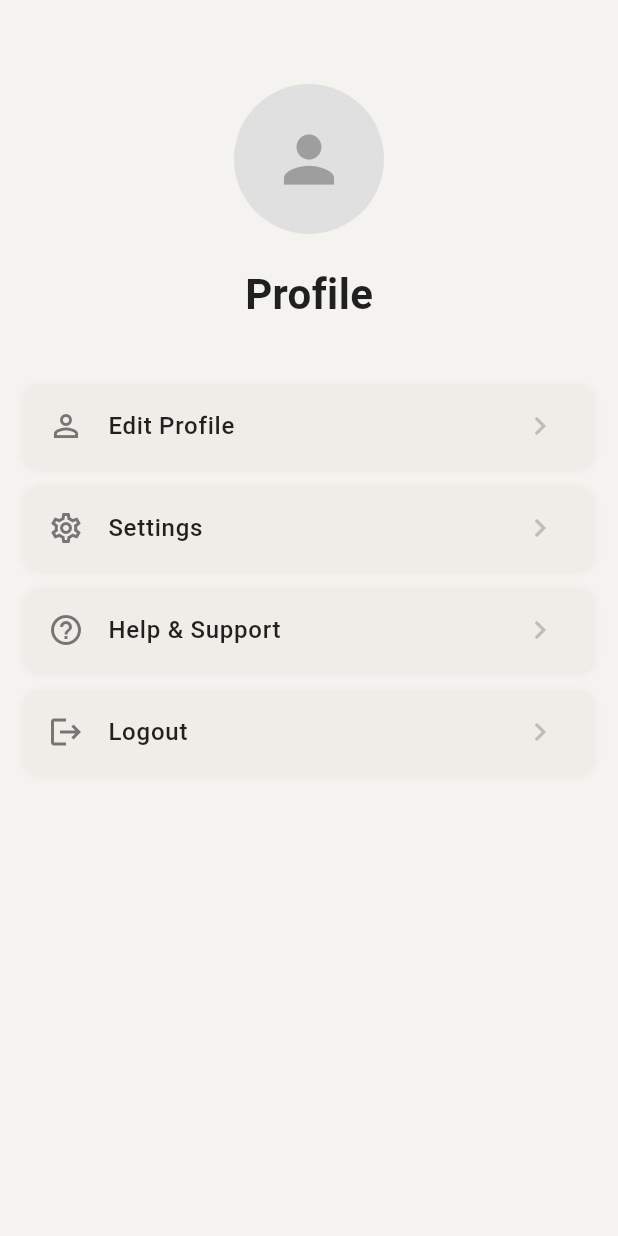
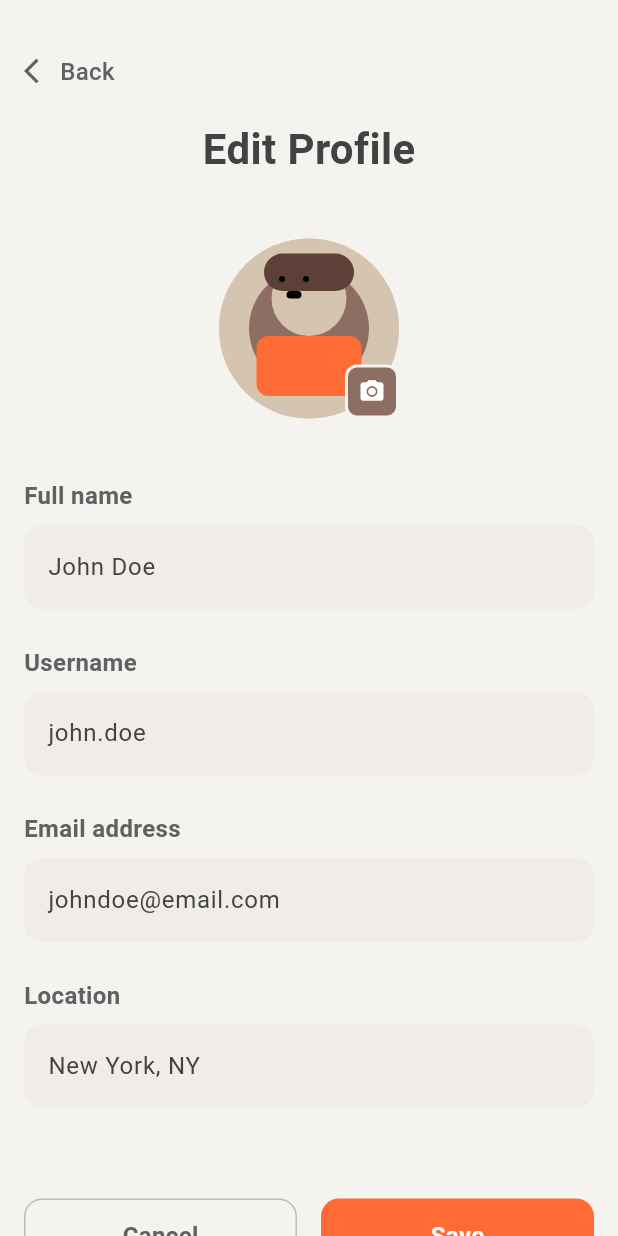
Before and after one commit to kazoohaa/sg_happenings_mobile, a Flutter app: the ProfilePage screen opened directly, after a tap on "Edit Profile", on a phone screen of 412 x 824 dp. Run offline on Flutter 3.47's test engine with Material 3 defaults, Android fonts, the phone set to English and light mode, and no system bars.

Commit message:
edit profile page
- added edit profile page
- navigate profile page to edit profile page

```diff
--- /dev/null
+++ b/sg_happenings_mobile/lib/pages/edit_profile/edit_profile_page.dart
@@ -0,0 +1,483 @@
+import 'package:flutter/material.dart';
+
+class EditProfilePage extends StatefulWidget {
+  const EditProfilePage({super.key});
+
+  @override
+  State<EditProfilePage> createState() => _EditProfilePageState();
+}
+
+class _EditProfilePageState extends State<EditProfilePage> {
+  final _formKey = GlobalKey<FormState>();
+  final _fullNameController = TextEditingController(text: 'John Doe');
+  final _usernameController = TextEditingController(text: 'john.doe');
+  final _emailController = TextEditingController(text: 'johndoe@email.com');
+  final _locationController = TextEditingController(text: 'New York, NY');
+
+  @override
+  void dispose() {
+    _fullNameController.dispose();
+    _usernameController.dispose();
+    _emailController.dispose();
+    _locationController.dispose();
+    super.dispose();
+  }
+
+  @override
+  Widget build(BuildContext context) {
+    return Scaffold(
+      backgroundColor: const Color(0xFFF5F3F0), // Light beige background
+      body: SafeArea(
+        child: SingleChildScrollView(
+          padding: const EdgeInsets.all(16.0),
+          child: Form(
+            key: _formKey,
+            child: Column(
+              crossAxisAlignment: CrossAxisAlignment.start,
+              children: [
+                const SizedBox(height: 20),
+
+                // Back button
+                GestureDetector(
+                  onTap: () => Navigator.pop(context),
+                  child: Row(
+                    children: [
+                      Icon(
+                        Icons.arrow_back_ios,
+                        color: Colors.grey[700],
+                        size: 20,
+                      ),
+                      const SizedBox(width: 4),
+                      Text(
+                        'Back',
+                        style: TextStyle(
+                          color: Colors.grey[700],
+                          fontSize: 16,
+                          fontWeight: FontWeight.w500,
+                        ),
+                      ),
+                    ],
+                  ),
+                ),
+
+                const SizedBox(height: 20),
+
+                // Title
+                Center(
+                  child: Text(
+                    'Edit Profile',
+                    style: TextStyle(
+                      fontSize: 28,
+                      fontWeight: FontWeight.bold,
+                      color: Colors.grey[800],
+                    ),
+                  ),
+                ),
+
+                const SizedBox(height: 40),
+
+                // Profile picture section
+                Center(
+                  child: Stack(
+                    children: [
+                      Container(
+                        width: 120,
+                        height: 120,
+                        decoration: BoxDecoration(
+                          color: const Color(0xFFD4C4B0),
+                          borderRadius: BorderRadius.circular(60),
+                        ),
+                        child: _buildProfilePicture(),
+                      ),
+                      Positioned(
+                        bottom: 0,
+                        right: 0,
+                        child: GestureDetector(
+                          onTap: () {
+                            // Handle profile picture change
+                            _showImagePicker();
+                          },
+                          child: Container(
+                            width: 36,
+                            height: 36,
+                            decoration: BoxDecoration(
+                              color: const Color(0xFF8D6E63),
+                              borderRadius: BorderRadius.circular(8),
+                              border: Border.all(
+                                color: const Color(0xFFF5F3F0),
+                                width: 2,
+                              ),
+                            ),
+                            child: const Icon(
+                              Icons.camera_alt,
+                              color: Colors.white,
+                              size: 18,
+                            ),
+                          ),
+                        ),
+                      ),
+                    ],
+                  ),
+                ),
+
+                const SizedBox(height: 40),
+
+                // Form fields
+                _buildFormField(
+                  label: 'Full name',
+                  controller: _fullNameController,
+                  validator: (value) {
+                    if (value == null || value.isEmpty) {
+                      return 'Please enter your full name';
+                    }
+                    return null;
+                  },
+                ),
+
+                const SizedBox(height: 24),
+
+                _buildFormField(
+                  label: 'Username',
+                  controller: _usernameController,
+                  validator: (value) {
+                    if (value == null || value.isEmpty) {
+                      return 'Please enter your username';
+                    }
+                    return null;
+                  },
+                ),
+
+                const SizedBox(height: 24),
+
+                _buildFormField(
+                  label: 'Email address',
+                  controller: _emailController,
+                  keyboardType: TextInputType.emailAddress,
+                  validator: (value) {
+                    if (value == null || value.isEmpty) {
+                      return 'Please enter your email';
+                    }
+                    if (!RegExp(r'^[\w-\.]+@([\w-]+\.)+[\w-]{2,4}$').hasMatch(value)) {
+                      return 'Please enter a valid email';
+                    }
+                    return null;
+                  },
+                ),
+
+                const SizedBox(height: 24),
+
+                _buildFormField(
+                  label: 'Location',
+                  controller: _locationController,
+                  validator: (value) {
+                    if (value == null || value.isEmpty) {
+                      return 'Please enter your location';
+                    }
+                    return null;
+                  },
+                ),
+
+                const SizedBox(height: 60),
+
+                // Action buttons
+                Row(
+                  children: [
+                    Expanded(
+                      child: GestureDetector(
+                        onTap: () => Navigator.pop(context),
+                        child: Container(
+                          height: 50,
+                          decoration: BoxDecoration(
+                            border: Border.all(
+                              color: Colors.grey[400]!,
+                              width: 1,
+                            ),
+                            borderRadius: BorderRadius.circular(12),
+                          ),
+                          child: Center(
+                            child: Text(
+                              'Cancel',
+                              style: TextStyle(
+                                fontSize: 16,
+                                fontWeight: FontWeight.w600,
+                                color: Colors.grey[700],
+                              ),
+                            ),
+                          ),
+                        ),
+                      ),
+                    ),
+                    const SizedBox(width: 16),
+                    Expanded(
+                      child: GestureDetector(
+                        onTap: _saveProfile,
+                        child: Container(
+                          height: 50,
+                          decoration: BoxDecoration(
+                            color: const Color(0xFFFF6B35),
+                            borderRadius: BorderRadius.circular(12),
+                          ),
+                          child: const Center(
+                            child: Text(
+                              'Save',
+                              style: TextStyle(
+                                fontSize: 16,
+                                fontWeight: FontWeight.w600,
+                                color: Colors.white,
+                              ),
+                            ),
+                          ),
+                        ),
+                      ),
+                    ),
+                  ],
+                ),
+
+                const SizedBox(height: 32),
+              ],
+            ),
+          ),
+        ),
+      ),
+    );
+  }
+
+  Widget _buildProfilePicture() {
+    return Container(
+      decoration: BoxDecoration(
+        borderRadius: BorderRadius.circular(60),
+        color: const Color(0xFFD4C4B0),
+      ),
+      child: Stack(
+        children: [
+          // Person silhouette representation
+          Positioned(
+            bottom: 20,
+            left: 20,
+            child: Container(
+              width: 80,
+              height: 80,
+              decoration: BoxDecoration(
+                color: const Color(0xFF8D6E63),
+                borderRadius: BorderRadius.circular(40),
+              ),
+            ),
+          ),
+          // Head
+          Positioned(
+            top: 15,
+            left: 35,
+            child: Container(
+              width: 50,
+              height: 50,
+              decoration: BoxDecoration(
+                color: const Color(0xFFD4C4B0),
+                borderRadius: BorderRadius.circular(25),
+              ),
+            ),
+          ),
+          // Hair
+          Positioned(
+            top: 10,
+            left: 30,
+            child: Container(
+              width: 60,
+              height: 25,
+              decoration: BoxDecoration(
+                color: const Color(0xFF5D4037),
+                borderRadius: BorderRadius.circular(30),
+              ),
+            ),
+          ),
+          // Eyes
+          Positioned(
+            top: 25,
+            left: 40,
+            child: Container(
+              width: 4,
+              height: 4,
+              decoration: BoxDecoration(
+                color: Colors.black,
+                borderRadius: BorderRadius.circular(2),
+              ),
+            ),
+          ),
+          Positioned(
+            top: 25,
+            left: 56,
+            child: Container(
+              width: 4,
+              height: 4,
+              decoration: BoxDecoration(
+                color: Colors.black,
+                borderRadius: BorderRadius.circular(2),
+              ),
+            ),
+          ),
+          // Smile
+          Positioned(
+            top: 35,
+            left: 45,
+            child: Container(
+              width: 10,
+              height: 5,
+              decoration: BoxDecoration(
+                color: Colors.black,
+                borderRadius: BorderRadius.circular(5),
+              ),
+            ),
+          ),
+          // Orange shirt
+          Positioned(
+            bottom: 15,
+            left: 25,
+            child: Container(
+              width: 70,
+              height: 40,
+              decoration: BoxDecoration(
+                color: const Color(0xFFFF6B35),
+                borderRadius: BorderRadius.circular(8),
+              ),
+            ),
+          ),
+        ],
+      ),
+    );
+  }
+
+  Widget _buildFormField({
+    required String label,
+    required TextEditingController controller,
+    TextInputType? keyboardType,
+    String? Function(String?)? validator,
+  }) {
+    return Column(
+      crossAxisAlignment: CrossAxisAlignment.start,
+      children: [
+        Text(
+          label,
+          style: TextStyle(
+            fontSize: 16,
+            fontWeight: FontWeight.w600,
+            color: Colors.grey[700],
+          ),
+        ),
+        const SizedBox(height: 8),
+        Container(
+          decoration: BoxDecoration(
+            color: const Color(0xFFF0EDE8), // Slightly darker beige for input
+            borderRadius: BorderRadius.circular(12),
+          ),
+          child: TextFormField(
+            controller: controller,
+            keyboardType: keyboardType,
+            validator: validator,
+            style: TextStyle(
+              fontSize: 16,
+              color: Colors.grey[800],
+            ),
+            decoration: InputDecoration(
+              border: InputBorder.none,
+              contentPadding: const EdgeInsets.symmetric(
+                horizontal: 16,
+                vertical: 16,
+              ),
+              hintStyle: TextStyle(
+                color: Colors.grey[500],
+                fontSize: 16,
+              ),
+            ),
+          ),
+        ),
+      ],
+    );
+  }
+
+  void _showImagePicker() {
+    showModalBottomSheet(
+      context: context,
+      backgroundColor: const Color(0xFFF5F3F0),
+      shape: const RoundedRectangleBorder(
+        borderRadius: BorderRadius.vertical(top: Radius.circular(20)),
+      ),
+      builder: (context) => Container(
+        padding: const EdgeInsets.all(20),
+        child: Column(
+          mainAxisSize: MainAxisSize.min,
+          children: [
+            Text(
+              'Change Profile Picture',
+              style: TextStyle(
+                fontSize: 18,
+                fontWeight: FontWeight.bold,
+                color: Colors.grey[800],
+              ),
+            ),
+            const SizedBox(height: 20),
+            Row(
+              mainAxisAlignment: MainAxisAlignment.spaceEvenly,
+              children: [
+                _buildImageOption(Icons.camera_alt, 'Camera'),
+                _buildImageOption(Icons.photo_library, 'Gallery'),
+              ],
+            ),
+            const SizedBox(height: 20),
+          ],
+        ),
+      ),
+    );
+  }
+
+  Widget _buildImageOption(IconData icon, String label) {
+    return GestureDetector(
+      onTap: () {
+        Navigator.pop(context);
+        // Handle image selection
+        ScaffoldMessenger.of(context).showSnackBar(
+          SnackBar(
+            content: Text('$label selected'),
+            backgroundColor: const Color(0xFFFF6B35),
+          ),
+        );
+      },
+      child: Container(
+        padding: const EdgeInsets.all(20),
+        decoration: BoxDecoration(
+          color: const Color(0xFFF0EDE8),
+          borderRadius: BorderRadius.circular(12),
+        ),
+        child: Column(
+          children: [
+            Icon(
+              icon,
+              size: 30,
+              color: const Color(0xFFFF6B35),
+            ),
+            const SizedBox(height: 8),
+            Text(
+              label,
+              style: TextStyle(
+                fontSize: 14,
+                fontWeight: FontWeight.w600,
+                color: Colors.grey[700],
+              ),
+            ),
+          ],
+        ),
+      ),
+    );
+  }
+
+  void _saveProfile() {
+    if (_formKey.currentState!.validate()) {
+      // Save profile logic here
+      ScaffoldMessenger.of(context).showSnackBar(
+        const SnackBar(
+          content: Text('Profile saved successfully!'),
+          backgroundColor: Color(0xFFFF6B35),
+        ),
+      );
+      Navigator.pop(context);
+    }
+  }
+}
--- a/sg_happenings_mobile/lib/pages/profile/profile_page.dart
+++ b/sg_happenings_mobile/lib/pages/profile/profile_page.dart
@@ -1,4 +1,5 @@
 import 'package:flutter/material.dart';
+import '../edit_profile/edit_profile_page.dart';
 
 class ProfilePage extends StatelessWidget {
   const ProfilePage({super.key});
@@ -39,10 +40,10 @@ class ProfilePage extends StatelessWidget {
               ),
               const SizedBox(height: 40),
               // Profile options
-              _buildProfileOption(Icons.person_outline, 'Edit Profile'),
-              _buildProfileOption(Icons.settings_outlined, 'Settings'),
-              _buildProfileOption(Icons.help_outline, 'Help & Support'),
-              _buildProfileOption(Icons.logout, 'Logout'),
+              _buildProfileOption(context, Icons.person_outline, 'Edit Profile'),
+              _buildProfileOption(context, Icons.settings_outlined, 'Settings'),
+              _buildProfileOption(context, Icons.help_outline, 'Help & Support'),
+              _buildProfileOption(context, Icons.logout, 'Logout'),
             ],
           ),
         ),
@@ -50,7 +51,7 @@ class ProfilePage extends StatelessWidget {
     );
   }
 
-  Widget _buildProfileOption(IconData icon, String title) {
+  Widget _buildProfileOption(BuildContext context, IconData icon, String title) {
     return Container(
       margin: const EdgeInsets.only(bottom: 12),
       decoration: BoxDecoration(
@@ -80,7 +81,14 @@ class ProfilePage extends StatelessWidget {
           color: Colors.grey[400],
         ),
         onTap: () {
-          // Handle tap
+          if (title == 'Edit Profile') {
+            Navigator.push(
+              context,
+              MaterialPageRoute(
+                builder: (context) => const EditProfilePage(),
+              ),
+            );
+          }
         },
       ),
     );
```
